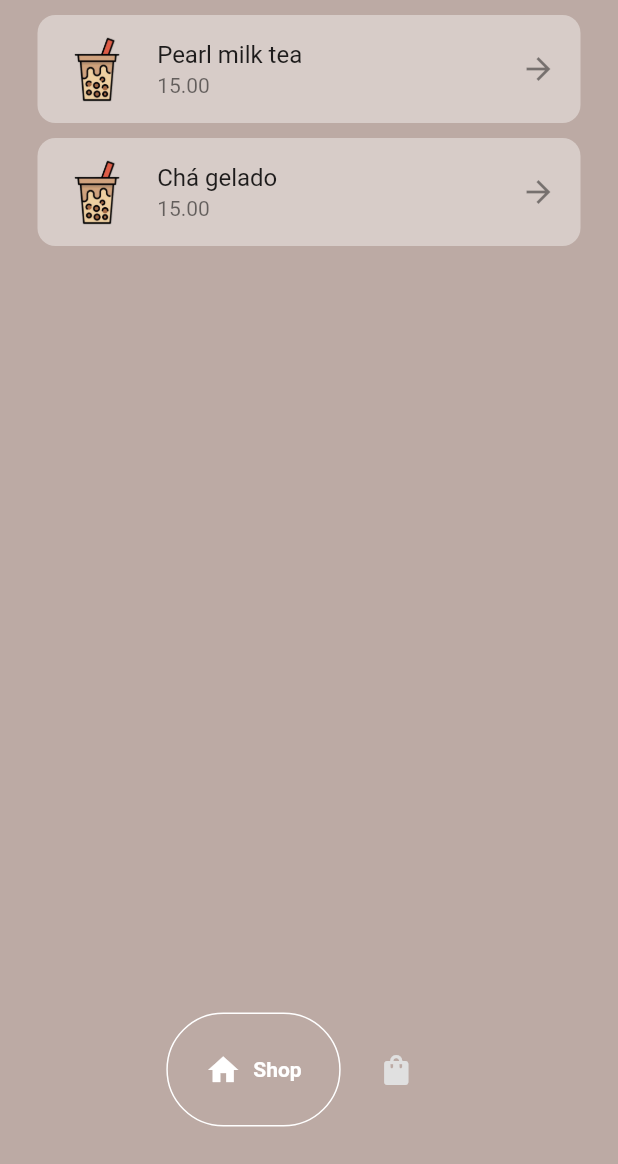
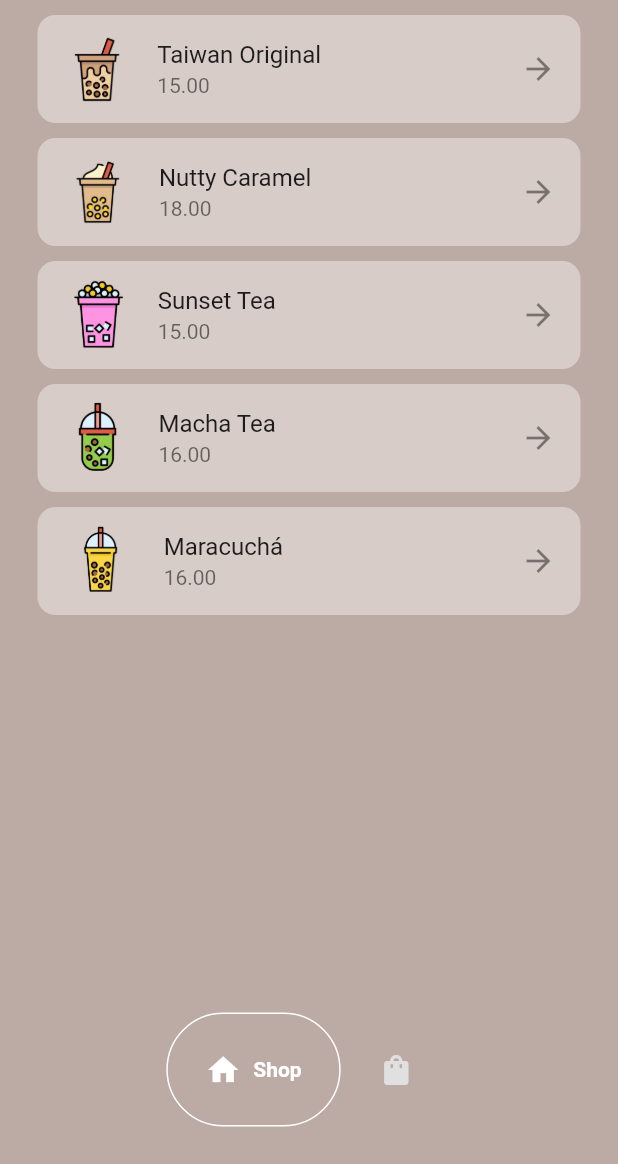
Before and after one commit to belyaraujo/Bubble_tea_shopping, a Flutter app: the screen it shows after launch, on a phone screen of 412 x 824 dp, the part 72-1236 px from its top. Run offline on Flutter 3.47's test engine with Material 2 defaults, Android fonts, the phone set to English and light mode, and no system bars; drawn by our look-alikes of google_nav_bar.

Commit message:
new file:   lib/images/macha.png 	new file:   "lib/images/maracuch\303\241.png" 	new file:   lib/images/nutty.png 	new file:   lib/images/pink_tea.png 	modified:   lib/models/shop.dart 	modified:   lib/pages/shop_page.dart 	modified:   pubspec.yaml

```diff
--- a/lib/models/shop.dart
+++ b/lib/models/shop.dart
@@ -7,13 +7,29 @@ class BubbleTeaShop extends ChangeNotifier{
 
   final List<Drink> _shop = [
     //Pearl milk tea
-    Drink(name: "Pearl milk tea",
+    Drink(name: "Taiwan Original",
           price: "15.00",
           imagePath: "lib/images/milk_tea.png",
           ),
-     Drink(name: "Chá gelado",
+
+     Drink(name: "Nutty Caramel",
+          price: "18.00",
+          imagePath: "lib/images/nutty.png",
+          ),
+
+    Drink(name: "Sunset Tea",
           price: "15.00",
-          imagePath: "lib/images/milk_tea.png",
+          imagePath: "lib/images/pink_tea.png",
+          ),
+
+    Drink(name: "Macha Tea",
+          price: "16.00",
+          imagePath: "lib/images/macha.png",
+          ),
+
+      Drink(name: "Maracuchá",
+          price: "16.00",
+          imagePath: "lib/images/maracuchá.png",
           ),
 
   ];
--- a/lib/pages/shop_page.dart
+++ b/lib/pages/shop_page.dart
@@ -42,7 +42,7 @@ class _ShopPageState extends State<ShopPage> {
                   itemCount: value.shop.length,
                   itemBuilder: (context, index) {
                     Drink individualDrink = value.shop[index];
-                    // Drink individualDrink = value.shop[index];
+
                     return DrinkTile(
                       drink: individualDrink,
                       onTap: () => goToOrderPage(individualDrink),
--- a/pubspec.yaml
+++ b/pubspec.yaml
@@ -63,6 +63,10 @@ flutter:
   # To add assets to your application, add an assets section, like this:
   assets:
     - lib/images/milk_tea.png
+    - lib/images/nutty.png
+    - lib/images/pink_tea.png
+    - lib/images/macha.png
+    - lib/images/maracuchá.png
 
   # An image asset can refer to one or more resolution-specific "variants", see
   # https://flutter.dev/assets-and-images/#resolution-aware
```
Also changed, not shown: lib/images/macha.png (added), lib/images/maracuchá.png (added), lib/images/nutty.png (added), lib/images/pink_tea.png (added).
